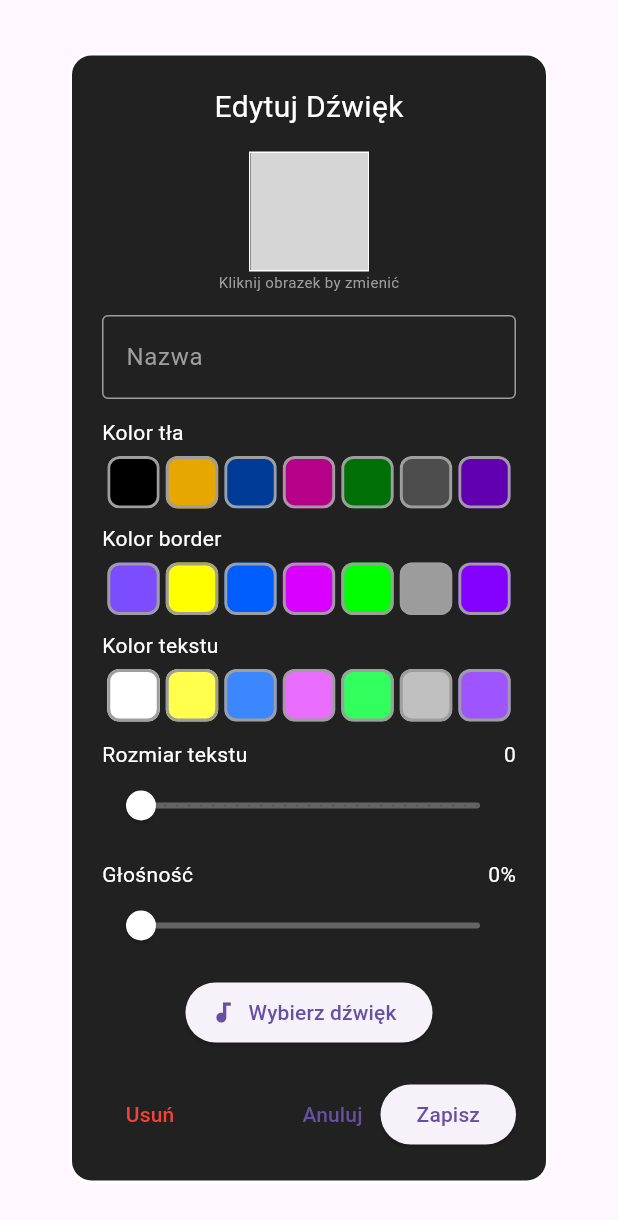
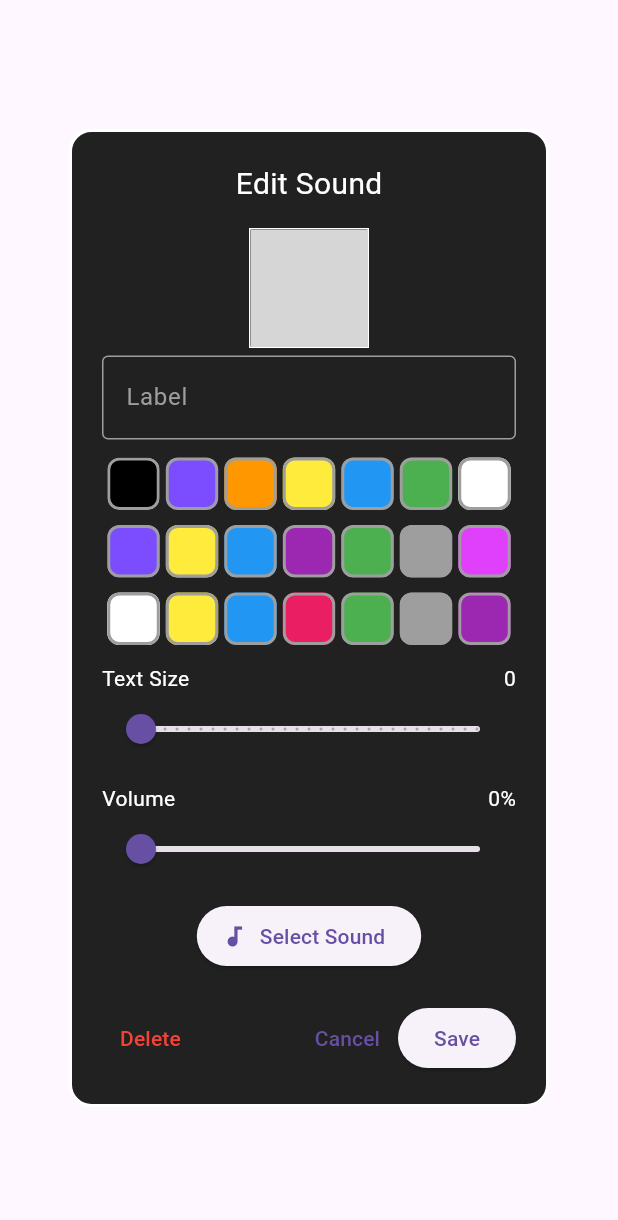
Before and after one commit to Rghjr/AmoBoard-Flutter, a Flutter app: the _SoundEditorOverlay widget shown alone on an empty page, opened directly with empty values, on a phone screen of 412 x 824 dp. Shown: the top 1220 px of the screen. Run offline on Flutter 3.47's test engine with Material 3 defaults, Android fonts, the light colour scheme and no system bars; our stand-ins replace file_picker, image_picker, just_audio, permission_handler, shared_preferences; accounts and stored records are empty; grey boxes are pictures that could not be loaded.

Commit message:
Refactor soundboard button for improved clarity

```diff
--- a/lib/Pages/soundboard_button.dart
+++ b/lib/Pages/soundboard_button.dart
@@ -6,8 +6,7 @@ import 'package:image_picker/image_picker.dart';
 import 'package:file_picker/file_picker.dart';
 import 'sound_engine.dart';
 
-
-
+/// Represents a single button in the soundboard with editing & playback capabilities
 class SoundboardButton extends StatefulWidget {
   final Map<String, dynamic> data;
   final double borderRadius;
@@ -15,7 +14,6 @@ class SoundboardButton extends StatefulWidget {
   final Function(Map<String, dynamic>) onUpdate;
   final VoidCallback onDelete;
   final bool interactionsEnabled;
-
 
   const SoundboardButton({
     super.key,
@@ -32,40 +30,40 @@ class SoundboardButton extends StatefulWidget {
 }
 
 class _SoundboardButtonState extends State<SoundboardButton> {
+  /// Plays the assigned sound with the volume, applying earrape mode if enabled
   void _playSound() {
     final path = widget.data['soundPath'];
-
-    if (path != null && path.toString().isNotEmpty) {
+    if (path != null && path.isNotEmpty) {
       SoundEngine().play(
         path: path,
         volume: (widget.data['volume'] != null ? (widget.data['volume'] as num).toDouble() : 1.0),
-
       );
       debugPrint("Playing sound: $path");
       ScaffoldMessenger.of(context).showSnackBar(
-        SnackBar(content: Text("Odtwarzanie: ${widget.data['label']}"), duration: const Duration(milliseconds: 500)),
+        SnackBar(content: Text("Playing: ${widget.data['label']}"), duration: const Duration(milliseconds: 500)),
       );
     } else {
       ScaffoldMessenger.of(context).showSnackBar(
-        const SnackBar(content: Text("Brak przypisanego dźwięku! Przytrzymaj, aby edytować."), duration: Duration(milliseconds: 1000)),
+        const SnackBar(content: Text("No sound assigned! Long press to edit."), duration: Duration(milliseconds: 1000)),
       );
     }
   }
 
+  /// Opens the editor overlay for this button
   void _showEditor() {
     Navigator.of(context).push(PageRouteBuilder(
       opaque: false,
       barrierDismissible: true,
-      barrierColor: Colors.transparent, // 👈 WAŻNE
+      barrierColor: Colors.transparent,
       pageBuilder: (context, animation, secondaryAnimation) {
         return Stack(
           children: [
+            // Blurred background
             BackdropFilter(
               filter: ImageFilter.blur(sigmaX: 8, sigmaY: 8),
-              child: Container(
-                color: Colors.black.withAlpha((0.4 * 255).round()),
+              child: Container(color: Colors.black.withOpacity(0.4)),
             ),
-            ),
+            // Editor overlay
             _SoundEditorOverlay(
               data: widget.data,
               onSave: widget.onUpdate,
@@ -79,12 +77,12 @@ class _SoundboardButtonState extends State<SoundboardButton> {
 
   @override
   Widget build(BuildContext context) {
-    Color borderColor = colorFromHex(widget.data['borderColor'], Colors.deepPurpleAccent);
-    Color backgroundColor = colorFromHex(widget.data['backgroundColor'], Colors.black);
-    Color textColor = colorFromHex(widget.data['textColor'], Colors.white);
-    String iconPath = widget.data['iconPath'] ?? 'assets/xd.png';
-    bool isAsset = !(iconPath.startsWith('/') || iconPath.contains('storage'));
-    double textSize = widget.data['textSize'] != null ? (widget.data['textSize'] as num).toDouble() : widget.fontSize;
+    final borderColor = colorFromHex(widget.data['borderColor'], Colors.deepPurpleAccent);
+    final backgroundColor = colorFromHex(widget.data['backgroundColor'], Colors.black);
+    final textColor = colorFromHex(widget.data['textColor'], Colors.white);
+    final iconPath = widget.data['iconPath'] ?? 'assets/xd.png';
+    final isAsset = !(iconPath.startsWith('/') || iconPath.contains('storage'));
+    final textSize = widget.data['textSize'] != null ? (widget.data['textSize'] as num).toDouble() : widget.fontSize;
 
     return GestureDetector(
       onTap: widget.interactionsEnabled ? _playSound : null,
@@ -94,46 +92,36 @@ class _SoundboardButtonState extends State<SoundboardButton> {
           color: backgroundColor,
           borderRadius: BorderRadius.circular(widget.borderRadius),
           border: Border.all(color: borderColor, width: 3),
-          boxShadow: [
-            BoxShadow(
-              color: borderColor.withAlpha((0.4 * 255).round()),
-              blurRadius: 5,
-              spreadRadius: 3,
-            )
-          ],
+          boxShadow: [BoxShadow(color: borderColor.withOpacity(0.4), blurRadius: 5, spreadRadius: 3)],
         ),
         child: Column(
           mainAxisAlignment: MainAxisAlignment.center,
           children: [
+            // Icon
             Expanded(
               flex: 3,
               child: Padding(
-                padding: const EdgeInsets.all(8.0),
+                padding: const EdgeInsets.all(8),
                 child: Hero(
                   tag: 'sound_icon_${widget.data['id']}_${DateTime.now().millisecondsSinceEpoch}',
                   child: ClipRRect(
                     borderRadius: BorderRadius.circular(widget.borderRadius / 1.5),
-                    child: isAsset
-                        ? Image.asset(iconPath, fit: BoxFit.cover)
-                        : Image.file(File(iconPath), fit: BoxFit.cover),
+                    child: isAsset ? Image.asset(iconPath, fit: BoxFit.cover) : Image.file(File(iconPath), fit: BoxFit.cover),
                   ),
                 ),
               ),
             ),
+            // Label
             Expanded(
               flex: 1,
               child: Padding(
-                padding: const EdgeInsets.symmetric(horizontal: 4.0),
+                padding: const EdgeInsets.symmetric(horizontal: 4),
                 child: Text(
                   widget.data['label'],
                   textAlign: TextAlign.center,
                   maxLines: 2,
                   overflow: TextOverflow.ellipsis,
-                  style: TextStyle(
-                    color: textColor,
-                    fontSize: textSize,
-                    fontWeight: FontWeight.bold,
-                  ),
+                  style: TextStyle(color: textColor, fontSize: textSize, fontWeight: FontWeight.bold),
                 ),
               ),
             ),
@@ -144,6 +132,7 @@ class _SoundboardButtonState extends State<SoundboardButton> {
   }
 }
 
+/// Overlay editor for a single soundboard button
 class _SoundEditorOverlay extends StatefulWidget {
   final Map<String, dynamic> data;
   final Function(Map<String, dynamic>) onSave;
@@ -178,16 +167,14 @@ class _SoundEditorOverlayState extends State<_SoundEditorOverlay> {
     _textSize = widget.data['textSize'] != null ? (widget.data['textSize'] as num).toDouble() : 16.0;
   }
 
+  /// Picks a new image from gallery
   Future<void> _pickImage() async {
     final picker = ImagePicker();
     final XFile? image = await picker.pickImage(source: ImageSource.gallery);
-    if (image != null) {
-      setState(() {
-        _currentIconPath = image.path;
-      });
-    }
+    if (image != null) setState(() => _currentIconPath = image.path);
   }
 
+  /// Picks a new sound file (mp3)
   Future<void> _pickSound() async {
     FilePickerResult? result = await FilePicker.platform.pickFiles(
       type: FileType.custom,
@@ -195,24 +182,14 @@ class _SoundEditorOverlayState extends State<_SoundEditorOverlay> {
     );
 
     if (result != null && result.files.single.path != null) {
-      final selectedPath = result.files.single.path!;
-      setState(() {
-        _currentSoundPath = selectedPath;
-      });
-
-      if (mounted) {
-        ScaffoldMessenger.of(context).showSnackBar(
-          SnackBar(
-            content: Text("Wybrano: ${selectedPath.split('/').last}"),
-            duration: const Duration(milliseconds: 800),
-          ),
+      setState(() => _currentSoundPath = result.files.single.path!);
+      if (mounted) ScaffoldMessenger.of(context).showSnackBar(
+        SnackBar(content: Text("Selected: ${_currentSoundPath.split('/').last}"), duration: const Duration(milliseconds: 800)),
       );
-      }
-    } else {
-      // anulowane – wyjebane, nic nie robimy
     }
   }
 
+  /// Saves changes and updates parent state
   void _save() {
     final updated = Map<String, dynamic>.from(widget.data);
     updated['label'] = _nameController.text;
@@ -228,10 +205,32 @@ class _SoundEditorOverlayState extends State<_SoundEditorOverlay> {
     Navigator.of(context).pop();
   }
 
-
   @override
   Widget build(BuildContext context) {
-    bool isAsset = !(_currentIconPath.startsWith('/') || _currentIconPath.contains('storage'));
+    final isAsset = !(_currentIconPath.startsWith('/') || _currentIconPath.contains('storage'));
+
+    /// Builds a horizontal row of color pickers
+    Widget buildColorPicker(List<Color> colors, Color selected, Function(Color) onPick) {
+      return SingleChildScrollView(
+        scrollDirection: Axis.horizontal,
+        child: Row(
+          children: colors.map((c) {
+            return Padding(
+              padding: const EdgeInsets.symmetric(horizontal: 2),
+              child: Material(
+                color: c,
+                shape: const RoundedRectangleBorder(borderRadius: BorderRadius.all(Radius.circular(8)), side: BorderSide(color: Colors.grey, width: 2)),
+                clipBehavior: Clip.antiAlias,
+                child: InkWell(
+                  onTap: () => setState(() => onPick(c)),
+                  child: const SizedBox(width: 35, height: 35),
+                ),
+              ),
+            );
+          }).toList(),
+        ),
+      );
+    }
 
     return Center(
       child: Material(
@@ -239,233 +238,59 @@ class _SoundEditorOverlayState extends State<_SoundEditorOverlay> {
         child: Container(
           width: 320,
           padding: const EdgeInsets.all(20),
-          decoration: BoxDecoration(
-            color: Colors.grey[900],
-            borderRadius: BorderRadius.circular(15),
-            border: Border.all(color: _borderColor, width: 2),
-          ),
+          decoration: BoxDecoration(color: Colors.grey[900], borderRadius: BorderRadius.circular(15), border: Border.all(color: _borderColor, width: 2)),
+          child: SingleChildScrollView(
             child: Column(
               mainAxisSize: MainAxisSize.min,
               children: [
-              const Text("Edytuj Dźwięk", style: TextStyle(color: Colors.white, fontSize: 20)),
+                const Text("Edit Sound", style: TextStyle(color: Colors.white, fontSize: 20)),
                 const SizedBox(height: 15),
                 GestureDetector(
                   onTap: _pickImage,
                   child: Container(
                     height: 80, width: 80,
                     decoration: BoxDecoration(border: Border.all(color: Colors.white)),
-                  child: isAsset
-                      ? Image.asset(_currentIconPath, fit: BoxFit.cover)
-                      : Image.file(File(_currentIconPath), fit: BoxFit.cover),
+                    child: isAsset ? Image.asset(_currentIconPath, fit: BoxFit.cover) : Image.file(File(_currentIconPath), fit: BoxFit.cover),
                   ),
                 ),
-              const Text("Kliknij obrazek by zmienić", style: TextStyle(color: Colors.grey, fontSize: 10)),
-              const SizedBox(height: 15),
+                const SizedBox(height: 5),
                 TextField(
                   controller: _nameController,
                   style: const TextStyle(color: Colors.white),
                   decoration: const InputDecoration(
-                  labelText: "Nazwa",
+                    labelText: "Label",
                     labelStyle: TextStyle(color: Colors.grey),
                     enabledBorder: OutlineInputBorder(borderSide: BorderSide(color: Colors.grey)),
                     focusedBorder: OutlineInputBorder(borderSide: BorderSide(color: Colors.white)),
                   ),
                 ),
                 const SizedBox(height: 12),
-
-              // Background color picker
-              Align(alignment: Alignment.centerLeft, child: Text("Kolor tła", style: TextStyle(color: Colors.white))),
-              const SizedBox(height: 6),
-              SingleChildScrollView(
-                scrollDirection: Axis.horizontal,
-                child: Row(
-                    children: [
-                    Color(0xFF000000),
-                    Color.fromARGB(255, 231, 166, 0),
-                    Color.fromARGB(255, 0, 60, 151),
-                    Color.fromARGB(255, 182, 0, 136),
-                    Color.fromARGB(255, 0, 112, 7),
-                    Color.fromARGB(255, 77, 77, 77),
-                    Color.fromARGB(255, 96, 0, 175),
-                    ].map((c) {
-                      return Padding(
-                        padding: const EdgeInsets.symmetric(horizontal: 2),
-                        child: Material(
-                          color: c,
-                          shape: const RoundedRectangleBorder(
-                            borderRadius: BorderRadius.vertical(
-                              top: Radius.circular(8),
-                              bottom: Radius.circular(8),
-                            ),
-                            side: BorderSide(
-                              color: Colors.grey,
-                              width: 2,
-                            ),
-                          ),
-                          clipBehavior: Clip.antiAlias,
-                          child: InkWell(
-                            onTap: () => setState(() => _backgroundColor = c),
-                            child: const SizedBox(
-                              width: 35,
-                              height: 35,
-                            ),
-                          ),
-                        ),
-                      );
-                    }).toList(),
-                  ),
-                ),
-
+                buildColorPicker([Colors.black, Colors.deepPurpleAccent, Colors.orange, Colors.yellow, Colors.blue, Colors.green, Colors.white], _backgroundColor, (c) => _backgroundColor = c),
                 const SizedBox(height: 10),
-              // Border color picker
-              Align(alignment: Alignment.centerLeft, child: Text("Kolor border", style: TextStyle(color: Colors.white))),
-              const SizedBox(height: 6),
-              SingleChildScrollView(
-                scrollDirection: Axis.horizontal,
-                child: Row(
-                  children: [
-                    Colors.deepPurpleAccent,
-                    Color.fromARGB(255, 255, 255, 0),
-                    Color.fromARGB(255, 0, 94, 255),
-                    Color.fromARGB(255, 217, 0, 255),
-                    Color.fromARGB(255, 0, 255, 0),
-                    Color.fromARGB(255, 156, 156, 156),
-                    Color.fromARGB(255, 132, 0, 255),
-                  ].map((c) {
-                    return Padding(
-                        padding: const EdgeInsets.symmetric(horizontal: 2),
-                        child: Material(
-                          color: c,
-                          shape: const RoundedRectangleBorder(
-                            borderRadius: BorderRadius.vertical(
-                              top: Radius.circular(8),
-                              bottom: Radius.circular(8),
-                            ),
-                            side: BorderSide(
-                              color: Colors.grey,
-                              width: 2,
-                            ),
-                          ),
-                          clipBehavior: Clip.antiAlias,
-                          child: InkWell(
-                            onTap: () => setState(() => _borderColor = c),
-                            child: const SizedBox(
-                              width: 35,
-                              height: 35,
-                            ),
-                          ),
-                        ),
-                      );
-                  }).toList(),
-                ),
-              ),
-
+                buildColorPicker([Colors.deepPurpleAccent, Colors.yellow, Colors.blue, Colors.purple, Colors.green, Colors.grey, Colors.purpleAccent], _borderColor, (c) => _borderColor = c),
                 const SizedBox(height: 10),
-              // Text color picker
-              Align(alignment: Alignment.centerLeft, child: Text("Kolor tekstu", style: TextStyle(color: Colors.white))),
-              const SizedBox(height: 6),
-              SingleChildScrollView(
-                scrollDirection: Axis.horizontal,
-                child: Row(
-                  children: [
-                    Colors.white,
-                    Color.fromARGB(255, 255, 255, 76),
-                    Color.fromARGB(255, 60, 135, 255),
-                    Color.fromARGB(255, 233, 110, 255),
-                    Color.fromARGB(255, 49, 255, 94),
-                    Color.fromARGB(255, 192, 192, 192),
-                    Color.fromARGB(255, 158, 85, 255),
-                  ].map((c) {
-                    return Padding(
-                        padding: const EdgeInsets.symmetric(horizontal: 2),
-                        child: Material(
-                          color: c,
-                          shape: const RoundedRectangleBorder(
-                            borderRadius: BorderRadius.vertical(
-                              top: Radius.circular(8),
-                              bottom: Radius.circular(8),
-                            ),
-                            side: BorderSide(
-                              color: Colors.grey,
-                              width: 2,
-                            ),
-                          ),
-                          clipBehavior: Clip.antiAlias,
-                          child: InkWell(
-                            onTap: () => setState(() => _textColor = c),
-                            child: const SizedBox(
-                              width: 35,
-                              height: 35,
-                            ),
-                          ),
-                        ),
-                      );
-                  }).toList(),
-                ),
-              ),
-
+                buildColorPicker([Colors.white, Colors.yellow, Colors.blue, Colors.pink, Colors.green, Colors.grey, Colors.purple], _textColor, (c) => _textColor = c),
                 const SizedBox(height: 12),
-
-              Column(
-                children: [
                 Row(
                   children: [
-                      Expanded(child: Text("Rozmiar tekstu", style: TextStyle(color: Colors.white))),
+                    Expanded(child: Text("Text Size", style: TextStyle(color: Colors.white))),
                     Text(_textSize.round().toString(), style: TextStyle(color: Colors.white)),
                   ],
                 ),
-                  SliderTheme(
-                    data: SliderTheme.of(context).copyWith(
-                      activeTrackColor: _borderColor,
-                      inactiveTrackColor: _borderColor.withAlpha((0.3 * 255).round()),
-                      thumbColor: _borderColor,
-                      overlayColor: _borderColor.withAlpha((0.2 * 255).round()),
-                      valueIndicatorColor: _borderColor,
-                    ),
-                    child: Slider(
-                      min: 8,
-                      max: 36,
-                      divisions: 28,
-                      value: _textSize,
-                      label: _textSize.round().toString(),
-                      onChanged: (v) => setState(() => _textSize = v),
-                    ),
-                  ),
-
+                Slider(min: 8, max: 36, divisions: 28, value: _textSize, label: _textSize.round().toString(), onChanged: (v) => setState(() => _textSize = v)),
                 const SizedBox(height: 12),
-
                 Row(
                   children: [
-                      Expanded(child: Text("Głośność", style: TextStyle(color: Colors.white))),
+                    Expanded(child: Text("Volume", style: TextStyle(color: Colors.white))),
                     Text("${(_volume * 100).round()}%", style: TextStyle(color: Colors.white)),
                   ],
                 ),
-                  SliderTheme(
-                    data: SliderTheme.of(context).copyWith(
-                      activeTrackColor: _borderColor,
-                      inactiveTrackColor: _borderColor.withAlpha((0.3 * 255).round()),
-                      thumbColor: _borderColor,
-                      overlayColor: _borderColor.withAlpha((0.2 * 255).round()),
-                      valueIndicatorColor: _borderColor,
-                    ),
-                    child: Slider(
-                      min: 0.0,
-                      max: 2.0,
-                      divisions: 40,
-                      value: _volume,
-                      label: "${(_volume * 100).round()}%",
-                      onChanged: (v) => setState(() => _volume = v),
-                    ),
-                  ),
-                ],
-              ),
-
+                Slider(min: 0, max: 2, divisions: 40, value: _volume, label: "${(_volume * 100).round()}%", onChanged: (v) => setState(() => _volume = v)),
                 const SizedBox(height: 10),
-
                 ElevatedButton.icon(
                   onPressed: _pickSound,
                   icon: const Icon(Icons.audiotrack),
-                label: Text(_currentSoundPath.isEmpty ? "Wybierz dźwięk" : "Zmień plik"),
+                  label: Text(_currentSoundPath.isEmpty ? "Select Sound" : "Change File"),
                 ),
                 if (_currentSoundPath.isNotEmpty)
                   Text(_currentSoundPath.split('/').last, style: const TextStyle(color: Colors.grey, fontSize: 10)),
@@ -473,20 +298,17 @@ class _SoundEditorOverlayState extends State<_SoundEditorOverlay> {
                 Row(
                   mainAxisAlignment: MainAxisAlignment.spaceBetween,
                   children: [
-                  TextButton(
-                    onPressed: () {
-                      widget.onDelete();
-                      Navigator.of(context).pop();
-                    },
-                    child: const Text("Usuń", style: TextStyle(color: Colors.red)),
+                    TextButton(onPressed: () { widget.onDelete(); Navigator.of(context).pop(); }, child: const Text("Delete", style: TextStyle(color: Colors.red))),
+                    Row(
+                      children: [
+                        TextButton(onPressed: () => Navigator.pop(context), child: const Text("Cancel")),
+                        ElevatedButton(onPressed: _save, child: const Text("Save")),
+                      ],
                     ),
-                  Row(children: [
-                    TextButton(onPressed: () => Navigator.pop(context), child: const Text("Anuluj")),
-                    ElevatedButton(onPressed: _save, child: const Text("Zapisz")),
-                  ])
                   ],
-              )
+                ),
               ],
+            ),
           ),
         ),
       ),
```
Lines whose indentation alone changed are shown as unchanged.
